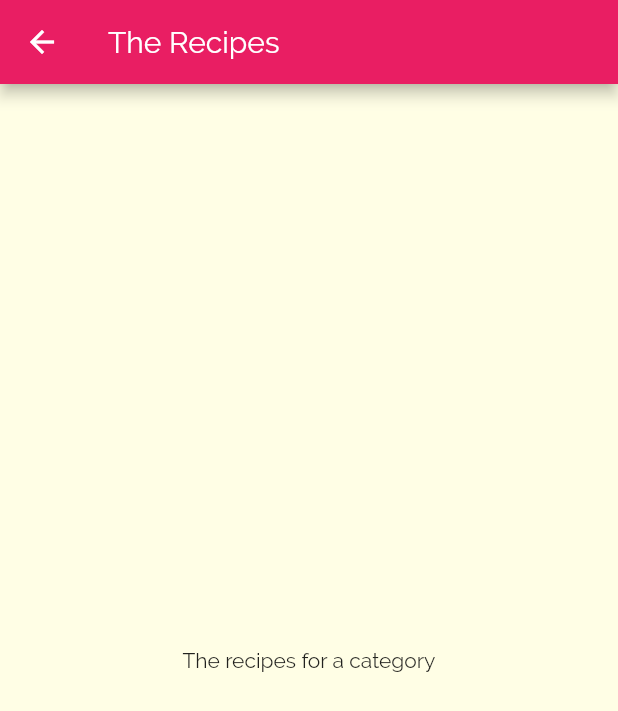
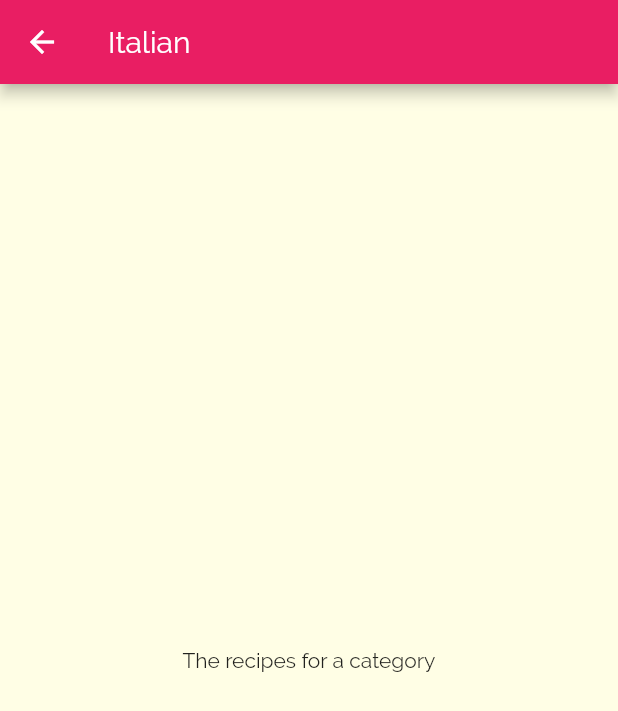
Before and after one commit to antoniocasto/TasteMeals, a Flutter app: the screen it shows after launch, after a tap on "Italian", on a phone screen of 412 x 824 dp. Shown: the top 711 px of the screen. Run offline on Flutter 3.47's test engine with Material 2 defaults, Android fonts, the phone set to English and light mode, and no system bars.

Commit message:
end of lesson 8 - Passing Data via the Constructor

```diff
--- a/taste_meals/lib/categories_screen.dart
+++ b/taste_meals/lib/categories_screen.dart
@@ -14,8 +14,11 @@ class CategoriesScreen extends StatelessWidget {
         child: GridView(
           padding: const EdgeInsets.all(25),
           children: DUMMY_CATEGORIES
-              .map((catData) =>
-                  CategoryItem(title: catData.title, color: catData.color))
+              .map((catData) => CategoryItem(
+                    title: catData.title,
+                    color: catData.color,
+                    id: catData.id,
+                  ))
               .toList(),
           gridDelegate: SliverGridDelegateWithMaxCrossAxisExtent(
             maxCrossAxisExtent:
--- a/taste_meals/lib/category_item.dart
+++ b/taste_meals/lib/category_item.dart
@@ -2,14 +2,18 @@ import 'package:flutter/material.dart';
 import 'package:taste_meals/category_meals_screen.dart';
 
 class CategoryItem extends StatelessWidget {
+  final String id;
   final String title;
   final Color color;
 
-  CategoryItem({this.title, this.color});
+  CategoryItem({this.id, this.title, this.color});
 
   void selectCategory(BuildContext ctx) {
-    Navigator.of(ctx)
-        .push(MaterialPageRoute(builder: (_) => CategoryMealsScreen()));
+    Navigator.of(ctx).push(MaterialPageRoute(
+        builder: (_) => CategoryMealsScreen(
+              categoryTitle: title,
+              categoryId: id,
+            )));
   }
 
   @override
--- a/taste_meals/lib/category_meals_screen.dart
+++ b/taste_meals/lib/category_meals_screen.dart
@@ -1,11 +1,16 @@
 import 'package:flutter/material.dart';
 
 class CategoryMealsScreen extends StatelessWidget {
+  final String categoryId;
+  final String categoryTitle;
+
+  CategoryMealsScreen({this.categoryId, this.categoryTitle});
+
   @override
   Widget build(BuildContext context) {
     return Scaffold(
       appBar: AppBar(
-        title: Text('The Recipes'),
+        title: Text(categoryTitle),
       ),
       body: SafeArea(
         child: Center(
--- a/taste_meals/lib/main.dart
+++ b/taste_meals/lib/main.dart
@@ -26,7 +26,7 @@ class MyApp extends StatelessWidget {
               body2: TextStyle(
                 color: Color.fromRGBO(20, 51, 51, 1),
               ),
-              title: TextStyle(fontSize: 24, fontWeight: FontWeight.bold),
+              title: TextStyle(fontSize: 22, fontWeight: FontWeight.bold),
             ),
       ),
       home: CategoriesScreen(),
```
